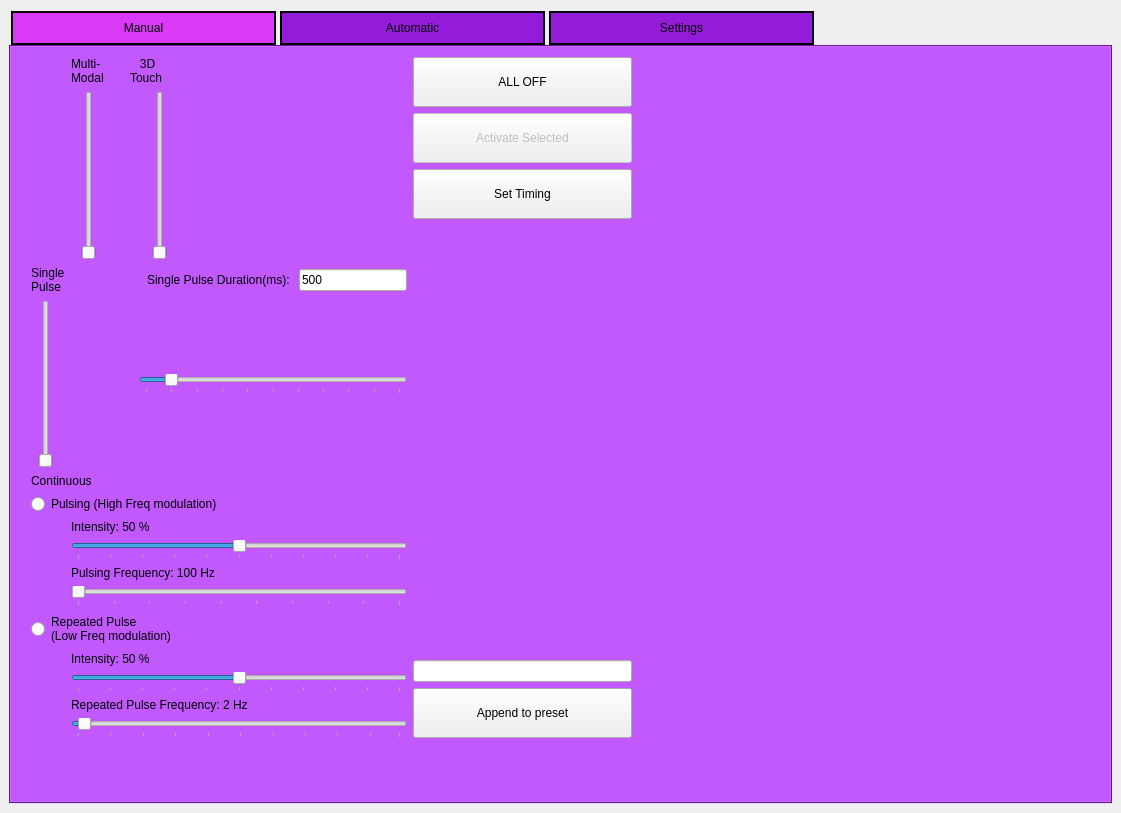
First picture: the form in GUI/vr_gui_layout.ui, repository rschloen/haptic_vr, before the edit.
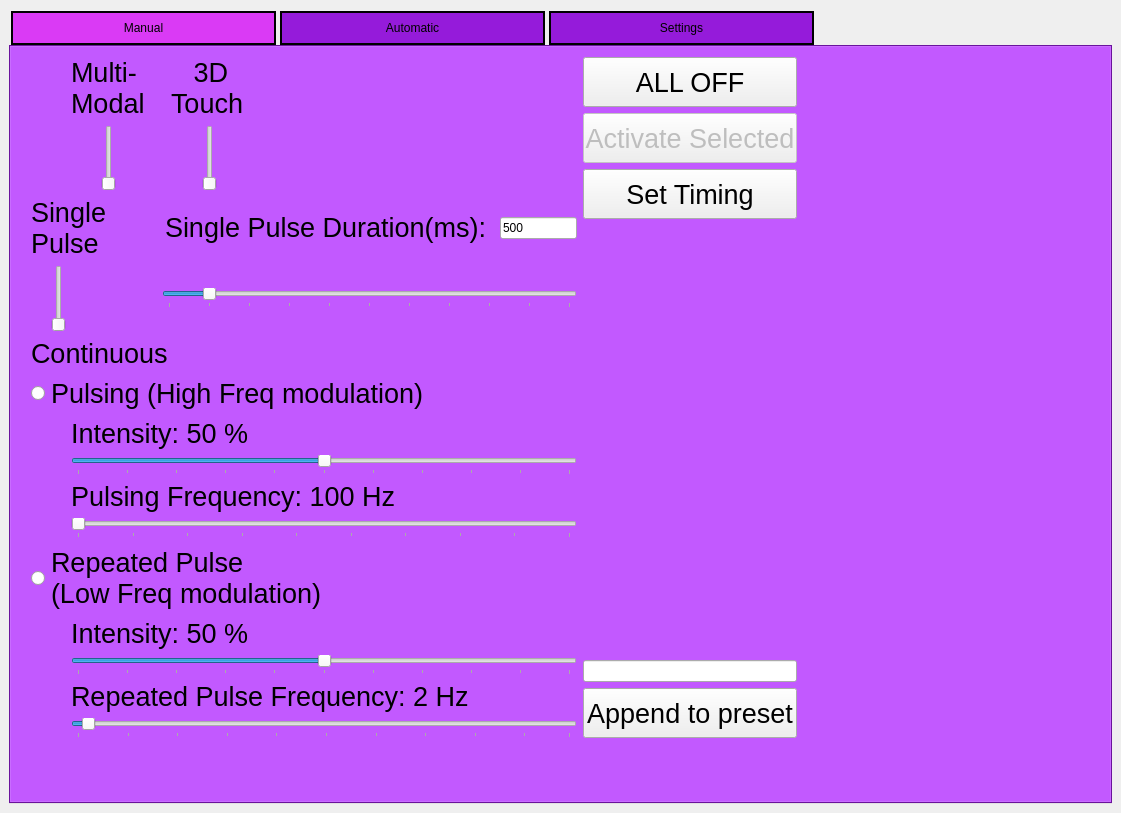
Second picture: the form after the edit. The open tabs and pages were chosen to show the change. Icons and pictures are not drawn.

Commit message:
Increased size of text
Makes GUI more readable on high res screen

The edit to the form file:
```diff
--- a/GUI/vr_gui_layout.ui
+++ b/GUI/vr_gui_layout.ui
@@ -76,10 +76,9 @@
           <bool>false</bool>
          </property>
          <property name="styleSheet">
-          <string notr="true">QPushButton[objectName^=&quot;Act&quot;]{
-	background-color: white;
-	border: none;
-}
+          <string notr="true">QPushButton {	font-size: 20pt;}
+QLabel {font-size: 20pt;}
+QRadioButton{font-size: 20pt;}
 </string>
          </property>
          <attribute name="title">
@@ -90,10 +89,16 @@
            <rect>
             <x>20</x>
             <y>10</y>
-            <width>601</width>
+            <width>766</width>
             <height>681</height>
            </rect>
           </property>
+          <property name="sizePolicy">
+           <sizepolicy hsizetype="Preferred" vsizetype="Preferred">
+            <horstretch>1</horstretch>
+            <verstretch>1</verstretch>
+           </sizepolicy>
+          </property>
           <layout class="QHBoxLayout" name="horizontalLayout_10">
            <item>
             <layout class="QVBoxLayout" name="verticalLayout_5">
@@ -101,6 +106,12 @@
               <layout class="QHBoxLayout" name="horizontalLayout_4">
                <item>
                 <spacer name="horizontalSpacer_8">
+                 <property name="sizePolicy">
+                  <sizepolicy hsizetype="Fixed" vsizetype="Minimum">
+                   <horstretch>1</horstretch>
+                   <verstretch>1</verstretch>
+                  </sizepolicy>
+                 </property>
                  <property name="orientation">
                   <enum>Qt::Horizontal</enum>
                  </property>
@@ -117,6 +128,12 @@
                </item>
                <item alignment="Qt::AlignHCenter">
                 <widget class="QLabel" name="label">
+                 <property name="sizePolicy">
+                  <sizepolicy hsizetype="Preferred" vsizetype="Preferred">
+                   <horstretch>0</horstretch>
+                   <verstretch>0</verstretch>
+                  </sizepolicy>
+                 </property>
                  <property name="text">
                   <string>Multi-
 Modal</string>
@@ -125,6 +142,12 @@
                </item>
                <item>
                 <spacer name="horizontalSpacer_2">
+                 <property name="sizePolicy">
+                  <sizepolicy hsizetype="Fixed" vsizetype="Minimum">
+                   <horstretch>1</horstretch>
+                   <verstretch>1</verstretch>
+                  </sizepolicy>
+                 </property>
                  <property name="orientation">
                   <enum>Qt::Horizontal</enum>
                  </property>
@@ -141,6 +164,12 @@
                </item>
                <item>
                 <widget class="QLabel" name="label_3">
+                 <property name="sizePolicy">
+                  <sizepolicy hsizetype="Preferred" vsizetype="Preferred">
+                   <horstretch>0</horstretch>
+                   <verstretch>0</verstretch>
+                  </sizepolicy>
+                 </property>
                  <property name="text">
                   <string>   3D
 Touch</string>
@@ -149,6 +178,12 @@
                </item>
                <item>
                 <spacer name="horizontalSpacer_9">
+                 <property name="sizePolicy">
+                  <sizepolicy hsizetype="Expanding" vsizetype="Minimum">
+                   <horstretch>1</horstretch>
+                   <verstretch>1</verstretch>
+                  </sizepolicy>
+                 </property>
                  <property name="orientation">
                   <enum>Qt::Horizontal</enum>
                  </property>
@@ -166,6 +201,12 @@
               <layout class="QHBoxLayout" name="horizontalLayout_5">
                <item>
                 <spacer name="horizontalSpacer_10">
+                 <property name="sizePolicy">
+                  <sizepolicy hsizetype="Fixed" vsizetype="Minimum">
+                   <horstretch>1</horstretch>
+                   <verstretch>1</verstretch>
+                  </sizepolicy>
+                 </property>
                  <property name="orientation">
                   <enum>Qt::Horizontal</enum>
                  </property>
@@ -174,7 +215,7 @@
                  </property>
                  <property name="sizeHint" stdset="0">
                   <size>
-                   <width>50</width>
+                   <width>70</width>
                    <height>20</height>
                   </size>
                  </property>
@@ -182,6 +223,12 @@
                </item>
                <item>
                 <widget class="QSlider" name="multi_modal">
+                 <property name="sizePolicy">
+                  <sizepolicy hsizetype="Fixed" vsizetype="Expanding">
+                   <horstretch>1</horstretch>
+                   <verstretch>1</verstretch>
+                  </sizepolicy>
+                 </property>
                  <property name="maximum">
                   <number>1</number>
                  </property>
@@ -192,6 +239,12 @@
                </item>
                <item>
                 <spacer name="horizontalSpacer">
+                 <property name="sizePolicy">
+                  <sizepolicy hsizetype="Fixed" vsizetype="Minimum">
+                   <horstretch>1</horstretch>
+                   <verstretch>1</verstretch>
+                  </sizepolicy>
+                 </property>
                  <property name="orientation">
                   <enum>Qt::Horizontal</enum>
                  </property>
@@ -200,7 +253,7 @@
                  </property>
                  <property name="sizeHint" stdset="0">
                   <size>
-                   <width>50</width>
+                   <width>80</width>
                    <height>20</height>
                   </size>
                  </property>
@@ -208,6 +261,12 @@
                </item>
                <item>
                 <widget class="QSlider" name="threeD_touch">
+                 <property name="sizePolicy">
+                  <sizepolicy hsizetype="Fixed" vsizetype="Expanding">
+                   <horstretch>1</horstretch>
+                   <verstretch>1</verstretch>
+                  </sizepolicy>
+                 </property>
                  <property name="maximum">
                   <number>1</number>
                  </property>
@@ -218,6 +277,12 @@
                </item>
                <item>
                 <spacer name="horizontalSpacer_11">
+                 <property name="sizePolicy">
+                  <sizepolicy hsizetype="Expanding" vsizetype="Minimum">
+                   <horstretch>1</horstretch>
+                   <verstretch>1</verstretch>
+                  </sizepolicy>
+                 </property>
                  <property name="orientation">
                   <enum>Qt::Horizontal</enum>
                  </property>
@@ -237,13 +302,13 @@
                 <widget class="QLabel" name="label_2">
                  <property name="sizePolicy">
                   <sizepolicy hsizetype="Minimum" vsizetype="Preferred">
-                   <horstretch>0</horstretch>
-                   <verstretch>0</verstretch>
+                   <horstretch>1</horstretch>
+                   <verstretch>1</verstretch>
                   </sizepolicy>
                  </property>
                  <property name="minimumSize">
                   <size>
-                   <width>50</width>
+                   <width>80</width>
                    <height>0</height>
                   </size>
                  </property>
@@ -254,7 +319,13 @@
                 </widget>
                </item>
                <item>
-                <spacer name="horizontalSpacer_6">
+                <spacer name="horizontalSpacer_12">
+                 <property name="sizePolicy">
+                  <sizepolicy hsizetype="Fixed" vsizetype="Minimum">
+                   <horstretch>0</horstretch>
+                   <verstretch>0</verstretch>
+                  </sizepolicy>
+                 </property>
                  <property name="orientation">
                   <enum>Qt::Horizontal</enum>
                  </property>
@@ -263,7 +334,7 @@
                  </property>
                  <property name="sizeHint" stdset="0">
                   <size>
-                   <width>60</width>
+                   <width>48</width>
                    <height>20</height>
                   </size>
                  </property>
@@ -271,13 +342,33 @@
                </item>
                <item>
                 <widget class="QLabel" name="single_pulse_dur_label">
+                 <property name="sizePolicy">
+                  <sizepolicy hsizetype="Expanding" vsizetype="Expanding">
+                   <horstretch>2</horstretch>
+                   <verstretch>2</verstretch>
+                  </sizepolicy>
+                 </property>
+                 <property name="styleSheet">
+                  <string notr="true">QLabel {
+font-size: 20pt;
+}</string>
+                 </property>
                  <property name="text">
-                  <string>Single Pulse Duration(ms): </string>
+                  <string>&lt;html&gt;&lt;head/&gt;&lt;body&gt;&lt;p&gt;&lt;span style=&quot; font-size:20pt;&quot;&gt;Single Pulse Duration(ms): &lt;/span&gt;&lt;/p&gt;&lt;/body&gt;&lt;/html&gt;</string>
+                 </property>
+                 <property name="scaledContents">
+                  <bool>true</bool>
                  </property>
                 </widget>
                </item>
                <item>
                 <widget class="QLineEdit" name="single_pulse_dur_text">
+                 <property name="sizePolicy">
+                  <sizepolicy hsizetype="Expanding" vsizetype="Fixed">
+                   <horstretch>1</horstretch>
+                   <verstretch>1</verstretch>
+                  </sizepolicy>
+                 </property>
                  <property name="text">
                   <string>500</string>
                  </property>
@@ -289,6 +380,12 @@
               <layout class="QHBoxLayout" name="horizontalLayout_7">
                <item>
                 <spacer name="horizontalSpacer_3">
+                 <property name="sizePolicy">
+                  <sizepolicy hsizetype="Fixed" vsizetype="Minimum">
+                   <horstretch>1</horstretch>
+                   <verstretch>1</verstretch>
+                  </sizepolicy>
+                 </property>
                  <property name="orientation">
                   <enum>Qt::Horizontal</enum>
                  </property>
@@ -297,7 +394,7 @@
                  </property>
                  <property name="sizeHint" stdset="0">
                   <size>
-                   <width>7</width>
+                   <width>20</width>
                    <height>20</height>
                   </size>
                  </property>
@@ -305,6 +402,12 @@
                </item>
                <item>
                 <widget class="QSlider" name="pulse_mode">
+                 <property name="sizePolicy">
+                  <sizepolicy hsizetype="Fixed" vsizetype="Expanding">
+                   <horstretch>1</horstretch>
+                   <verstretch>1</verstretch>
+                  </sizepolicy>
+                 </property>
                  <property name="styleSheet">
                   <string notr="true"/>
                  </property>
@@ -318,6 +421,12 @@
                </item>
                <item>
                 <spacer name="horizontalSpacer_7">
+                 <property name="sizePolicy">
+                  <sizepolicy hsizetype="Fixed" vsizetype="Minimum">
+                   <horstretch>1</horstretch>
+                   <verstretch>1</verstretch>
+                  </sizepolicy>
+                 </property>
                  <property name="orientation">
                   <enum>Qt::Horizontal</enum>
                  </property>
@@ -326,7 +435,7 @@
                  </property>
                  <property name="sizeHint" stdset="0">
                   <size>
-                   <width>80</width>
+                   <width>90</width>
                    <height>20</height>
                   </size>
                  </property>
@@ -334,6 +443,12 @@
                </item>
                <item>
                 <widget class="QSlider" name="pulse_duration">
+                 <property name="sizePolicy">
+                  <sizepolicy hsizetype="Expanding" vsizetype="Fixed">
+                   <horstretch>1</horstretch>
+                   <verstretch>1</verstretch>
+                  </sizepolicy>
+                 </property>
                  <property name="maximum">
                   <number>5000</number>
                  </property>
@@ -358,6 +473,12 @@
              </item>
              <item>
               <widget class="QLabel" name="label_4">
+               <property name="sizePolicy">
+                <sizepolicy hsizetype="Preferred" vsizetype="Preferred">
+                 <horstretch>1</horstretch>
+                 <verstretch>1</verstretch>
+                </sizepolicy>
+               </property>
                <property name="text">
                 <string>Continuous</string>
                </property>
@@ -365,6 +486,12 @@
              </item>
              <item>
               <widget class="QRadioButton" name="hf_mod">
+               <property name="sizePolicy">
+                <sizepolicy hsizetype="Minimum" vsizetype="Fixed">
+                 <horstretch>1</horstretch>
+                 <verstretch>1</verstretch>
+                </sizepolicy>
+               </property>
                <property name="text">
                 <string>Pulsing (High Freq modulation)</string>
                </property>
@@ -377,6 +504,12 @@
               <layout class="QHBoxLayout" name="horizontalLayout_8">
                <item>
                 <spacer name="horizontalSpacer_4">
+                 <property name="sizePolicy">
+                  <sizepolicy hsizetype="Fixed" vsizetype="Minimum">
+                   <horstretch>1</horstretch>
+                   <verstretch>1</verstretch>
+                  </sizepolicy>
+                 </property>
                  <property name="orientation">
                   <enum>Qt::Horizontal</enum>
                  </property>
@@ -395,6 +528,12 @@
                 <layout class="QVBoxLayout" name="verticalLayout_2">
                  <item>
                   <widget class="QLabel" name="h_dc_text">
+                   <property name="sizePolicy">
+                    <sizepolicy hsizetype="Preferred" vsizetype="Preferred">
+                     <horstretch>1</horstretch>
+                     <verstretch>1</verstretch>
+                    </sizepolicy>
+                   </property>
                    <property name="text">
                     <string>Intensity: 50 %</string>
                    </property>
@@ -402,6 +541,12 @@
                  </item>
                  <item>
                   <widget class="QSlider" name="h_dc">
+                   <property name="sizePolicy">
+                    <sizepolicy hsizetype="Expanding" vsizetype="Fixed">
+                     <horstretch>1</horstretch>
+                     <verstretch>1</verstretch>
+                    </sizepolicy>
+                   </property>
                    <property name="autoFillBackground">
                     <bool>false</bool>
                    </property>
@@ -424,6 +569,18 @@
                  </item>
                  <item>
                   <widget class="QLabel" name="pulse_Hfreq_text">
+                   <property name="sizePolicy">
+                    <sizepolicy hsizetype="Preferred" vsizetype="Preferred">
+                     <horstretch>1</horstretch>
+                     <verstretch>1</verstretch>
+                    </sizepolicy>
+                   </property>
+                   <property name="baseSize">
+                    <size>
+                     <width>50</width>
+                     <height>50</height>
+                    </size>
+                   </property>
                    <property name="text">
                     <string>Pulsing Frequency: 100 Hz</string>
                    </property>
@@ -431,6 +588,12 @@
                  </item>
                  <item>
                   <widget class="QSlider" name="pulse_Hfreq">
+                   <property name="sizePolicy">
+                    <sizepolicy hsizetype="Expanding" vsizetype="Fixed">
+                     <horstretch>1</horstretch>
+                     <verstretch>1</verstretch>
+                    </sizepolicy>
+                   </property>
                    <property name="minimum">
                     <number>100</number>
                    </property>
@@ -463,6 +626,12 @@
              </item>
              <item>
               <widget class="QRadioButton" name="lf_mod">
+               <property name="sizePolicy">
+                <sizepolicy hsizetype="Minimum" vsizetype="Fixed">
+                 <horstretch>1</horstretch>
+                 <verstretch>1</verstretch>
+                </sizepolicy>
+               </property>
                <property name="text">
                 <string>Repeated Pulse
 (Low Freq modulation)</string>
@@ -476,6 +645,12 @@
               <layout class="QHBoxLayout" name="horizontalLayout_9">
                <item>
                 <spacer name="horizontalSpacer_5">
+                 <property name="sizePolicy">
+                  <sizepolicy hsizetype="Fixed" vsizetype="Minimum">
+                   <horstretch>1</horstretch>
+                   <verstretch>1</verstretch>
+                  </sizepolicy>
+                 </property>
                  <property name="orientation">
                   <enum>Qt::Horizontal</enum>
                  </property>
@@ -494,6 +669,12 @@
                 <layout class="QVBoxLayout" name="verticalLayout_3">
                  <item>
                   <widget class="QLabel" name="l_dc_text">
+                   <property name="sizePolicy">
+                    <sizepolicy hsizetype="Preferred" vsizetype="Preferred">
+                     <horstretch>1</horstretch>
+                     <verstretch>1</verstretch>
+                    </sizepolicy>
+                   </property>
                    <property name="text">
                     <string>Intensity: 50 %</string>
                    </property>
@@ -501,6 +682,12 @@
                  </item>
                  <item>
                   <widget class="QSlider" name="l_dc">
+                   <property name="sizePolicy">
+                    <sizepolicy hsizetype="Expanding" vsizetype="Fixed">
+                     <horstretch>1</horstretch>
+                     <verstretch>1</verstretch>
+                    </sizepolicy>
+                   </property>
                    <property name="autoFillBackground">
                     <bool>false</bool>
                    </property>
@@ -523,6 +710,12 @@
                  </item>
                  <item>
                   <widget class="QLabel" name="pulse_Lfreq_text">
+                   <property name="sizePolicy">
+                    <sizepolicy hsizetype="Preferred" vsizetype="Preferred">
+                     <horstretch>1</horstretch>
+                     <verstretch>1</verstretch>
+                    </sizepolicy>
+                   </property>
                    <property name="text">
                     <string>Repeated Pulse Frequency: 2 Hz</string>
                    </property>
@@ -530,6 +723,12 @@
                  </item>
                  <item>
                   <widget class="QSlider" name="pulse_Lfreq">
+                   <property name="sizePolicy">
+                    <sizepolicy hsizetype="Expanding" vsizetype="Fixed">
+                     <horstretch>1</horstretch>
+                     <verstretch>1</verstretch>
+                    </sizepolicy>
+                   </property>
                    <property name="value">
                     <number>2</number>
                    </property>
@@ -554,6 +753,12 @@
             <layout class="QVBoxLayout" name="verticalLayout_4">
              <item>
               <widget class="QPushButton" name="all_off">
+               <property name="sizePolicy">
+                <sizepolicy hsizetype="Minimum" vsizetype="Fixed">
+                 <horstretch>1</horstretch>
+                 <verstretch>1</verstretch>
+                </sizepolicy>
+               </property>
                <property name="minimumSize">
                 <size>
                  <width>50</width>
@@ -570,6 +775,12 @@
                <property name="enabled">
                 <bool>false</bool>
                </property>
+               <property name="sizePolicy">
+                <sizepolicy hsizetype="Minimum" vsizetype="Fixed">
+                 <horstretch>1</horstretch>
+                 <verstretch>1</verstretch>
+                </sizepolicy>
+               </property>
                <property name="minimumSize">
                 <size>
                  <width>50</width>
@@ -583,6 +794,12 @@
              </item>
              <item>
               <widget class="QPushButton" name="set_time">
+               <property name="sizePolicy">
+                <sizepolicy hsizetype="Minimum" vsizetype="Fixed">
+                 <horstretch>1</horstretch>
+                 <verstretch>1</verstretch>
+                </sizepolicy>
+               </property>
                <property name="minimumSize">
                 <size>
                  <width>50</width>
@@ -596,6 +813,12 @@
              </item>
              <item>
               <spacer name="verticalSpacer">
+               <property name="sizePolicy">
+                <sizepolicy hsizetype="Minimum" vsizetype="Expanding">
+                 <horstretch>1</horstretch>
+                 <verstretch>1</verstretch>
+                </sizepolicy>
+               </property>
                <property name="orientation">
                 <enum>Qt::Vertical</enum>
                </property>
@@ -608,10 +831,23 @@
               </spacer>
              </item>
              <item>
-              <widget class="QLineEdit" name="append_preset_name"/>
+              <widget class="QLineEdit" name="append_preset_name">
+               <property name="sizePolicy">
+                <sizepolicy hsizetype="Expanding" vsizetype="Fixed">
+                 <horstretch>1</horstretch>
+                 <verstretch>1</verstretch>
+                </sizepolicy>
+               </property>
+              </widget>
              </item>
              <item>
               <widget class="QPushButton" name="append_preset">
+               <property name="sizePolicy">
+                <sizepolicy hsizetype="Minimum" vsizetype="Fixed">
+                 <horstretch>1</horstretch>
+                 <verstretch>1</verstretch>
+                </sizepolicy>
+               </property>
                <property name="minimumSize">
                 <size>
                  <width>0</width>
```
Left out of the diff: 5 changed lines with no effect on the pictures. The commit also changes 1 other file.
